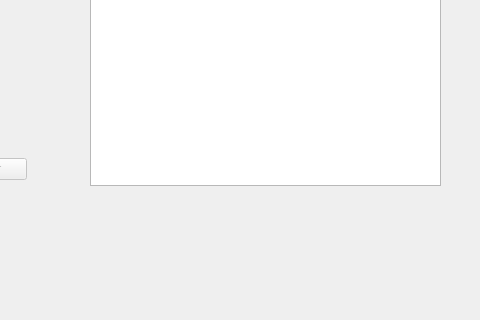
First picture: the form in mainwindow.ui, repository joeyCampbelll/FGCProjectQt, before the edit; both pictures show x 320 to 800 and y 205 to 525 of the 800 by 525 pixel window.
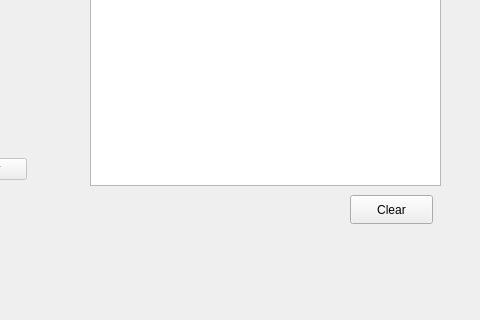
Second picture: the form after the edit.

Commit message: filtering now provides readable filter algo

```diff
--- a/mainwindow.ui
+++ b/mainwindow.ui
@@ -386,6 +386,19 @@
        <string>Back</string>
       </property>
      </widget>
+     <widget class="QPushButton" name="pushButton_ClearFilter">
+      <property name="geometry">
+       <rect>
+        <x>670</x>
+        <y>400</y>
+        <width>83</width>
+        <height>29</height>
+       </rect>
+      </property>
+      <property name="text">
+       <string>Clear</string>
+      </property>
+     </widget>
     </widget>
    </widget>
   </widget>
```
Left out of the diff: 5 changed lines with no effect on the pictures. The commit also changes 6 other files.
